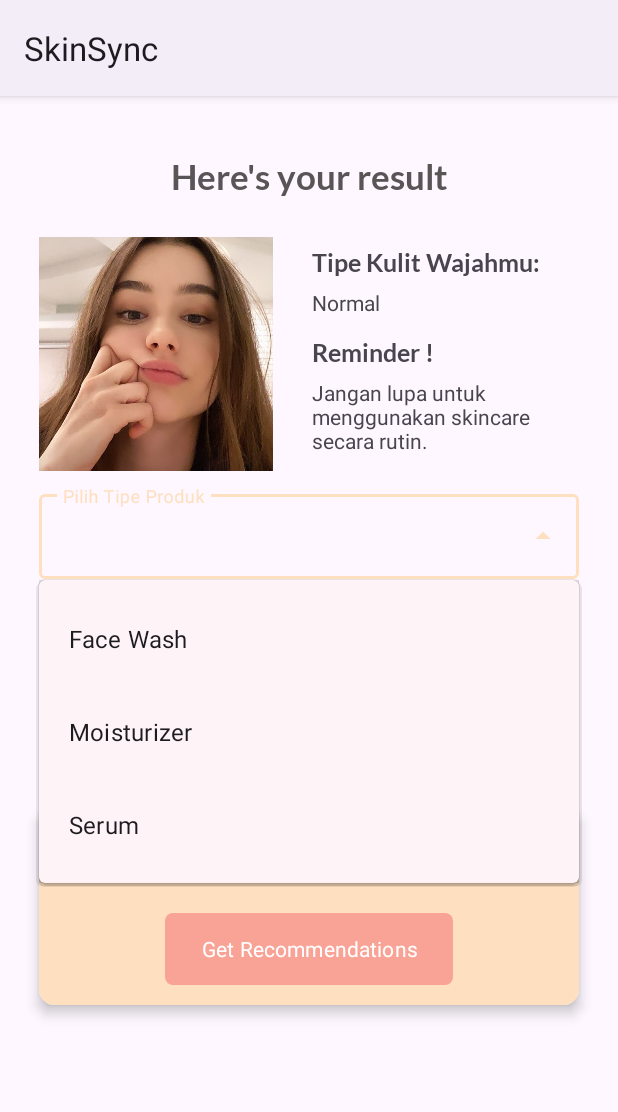
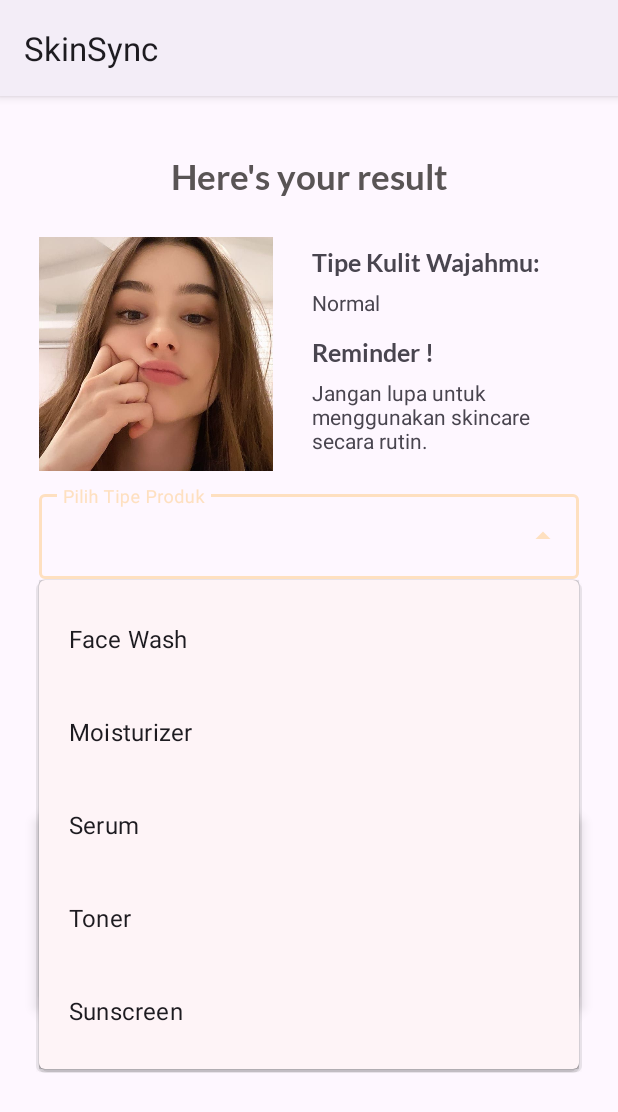
Before and after one commit to skinsync/SkinSync-Mobile-Development, an Android app: the ResultActivity screen opened directly, with no data from a screen before it, after a tap on an icon or button, on a phone screen of 412 x 824 dp. Shown: the top 1112 px of the screen. Run offline under Robolectric (Android 15) with nearby library versions, the phone set to English and light mode, and no system bars; our stand-ins replace sdp/ssp sizes; pictures from the network do not load; Roboto replaces fonts that are not available here; 1 statement that could not run was skipped; 1 other tap on this screen came first.

Commit message:
dropdown notable

```diff
--- a/app/src/main/java/com/example/skinsync/activity/users/scan/result/ResultActivity.kt
+++ b/app/src/main/java/com/example/skinsync/activity/users/scan/result/ResultActivity.kt
@@ -30,6 +30,7 @@ class ResultActivity : AppCompatActivity(), AdapterView.OnItemSelectedListener {
     private lateinit var binding: ActivityResultBinding
     private lateinit var imageClassifierHelper: ImageClassifierHelper
     private lateinit var adapter: MultiSelectAdapter
+    private lateinit var defaultCategory: String // Tambahkan variabel defaultCategory
 
 
     override fun onCreate(savedInstanceState: Bundle?) {
@@ -51,16 +52,34 @@ class ResultActivity : AppCompatActivity(), AdapterView.OnItemSelectedListener {
             startActivity(intent)
         }
 
-        val listTipeProduct = listOf("Face Wash", "Moisturizer", "Serum")
+        val listTipeProduct = listOf("Face Wash", "Moisturizer", "Serum", "Toner", "Sunscreen")
         val adapter1 = ArrayAdapter(this, R.layout.list_tipe_product, listTipeProduct)
         binding.actDropdownTipeProduk.setAdapter(adapter1)
 
-        val spinner: Spinner = findViewById(R.id.spinner)
-        val items = listOf("Item 1", "Item 2", "Item 3", "Item 4")
+        // Set defaultCategory dengan kategori pertama dari listTipeProduct
+        defaultCategory = listTipeProduct.first()
+
+        //val items = listOf("Item 1", "Item 2", "Item 3", "Item 4")
+        //val items = listOf<String>()
+        val items = when (defaultCategory) {
+            "Face Wash" -> listOf("acne-free", "pore-care", "brightening", "anti-aging", "soothing", "balancing", "moisturizing", "hydrating", "refreshing", "oil-control", "skin-barrier", "acne-spot", "uv-protection", "black-spot")
+            "Moisturizer" -> listOf("moisturizing", "brightening", "hydrating", "balancing", "anti-aging", "uv-protection", "acne-free", "oil-control", "black-spot", "pore-care", "soothing", "skin-barrier", "refreshing")
+            "Serum" -> listOf("moisturizing", "brightening", "anti-aging", "uv-protection", "acne-free", "pore-care", "soothing", "hydrating", "skin-barrier", "black-spot", "oil-control", "balancing")
+            "Toner" -> listOf("soothing", "balancing", "acne-free", "pore-care", "brightening", "anti-aging", "oil-control", "moisturizing", "refreshing", "hydrating", "black-spot", "skin-barrier", "uv-protection")
+            "Sunscreen" -> listOf("anti-aging", "uv-protection", "hydrating", "moisturizing", "soothing", "no-whitecast", "skin-barrier", "brightening", "acne-free", "oil-control", "pore-care", "black-spot")
+            else -> emptyList()
+        }
         adapter = MultiSelectAdapter(this, R.layout.item_multiselect, items)
 
+        val spinner: Spinner = findViewById(R.id.spinner)
         spinner.adapter = adapter
         spinner.onItemSelectedListener = this
+
+        // Manually call onItemSelected for initial selection
+        if (spinner.selectedItem != null) {
+            val position = spinner.selectedItemPosition
+            onItemSelected(spinner, spinner.selectedView, position, 0)
+        }
 
 //        val listTipeWajah = listOf("Kering", "Berminyak", "Campuran")
 //        val adapter2 = ArrayAdapter(this, R.layout.list_tipe_product, listTipeWajah)
@@ -164,10 +183,17 @@ class ResultActivity : AppCompatActivity(), AdapterView.OnItemSelectedListener {
     }
 
     override fun onItemSelected(parent: AdapterView<*>?, view: View?, position: Int, id: Long) {
-        val selectedItems = adapter.getSelectedItems()
-        // Do something with the selected items
-        // For example, you can display the selected items in a Toast
-        Toast.makeText(this, "Selected items: $selectedItems", Toast.LENGTH_SHORT).show()
+        val selectedType = parent?.getItemAtPosition(position) as String
+        val itemsForSelectedType = when (selectedType) {
+            "Face Wash" -> listOf("acne-free", "pore-care", "brightening", "anti-aging", "soothing", "balancing", "moisturizing", "hydrating", "refreshing", "oil-control", "skin-barrier", "acne-spot", "uv-protection", "black-spot")
+            "Moisturizer" -> listOf("moisturizing", "brightening", "hydrating", "balancing", "anti-aging", "uv-protection", "acne-free", "oil-control", "black-spot", "pore-care", "soothing", "skin-barrier", "refreshing")
+            "Serum" -> listOf("moisturizing", "brightening", "anti-aging", "uv-protection", "acne-free", "pore-care", "soothing", "hydrating", "skin-barrier", "black-spot", "oil-control", "balancing")
+            "Toner" -> listOf("soothing", "balancing", "acne-free", "pore-care", "brightening", "anti-aging", "oil-control", "moisturizing", "refreshing", "hydrating", "black-spot", "skin-barrier", "uv-protection")
+            "Sunscreen" -> listOf("anti-aging", "uv-protection", "hydrating", "moisturizing", "soothing", "no-whitecast", "skin-barrier", "brightening", "acne-free", "oil-control", "pore-care", "black-spot")
+            else -> emptyList()
+        }
+        Log.d("ResultActivity", "Items for selected type: $itemsForSelectedType")
+        adapter.updateItems(itemsForSelectedType) // Update the adapter with the new items
     }
 
     override fun onNothingSelected(parent: AdapterView<*>?) {
--- a/app/src/main/java/com/example/skinsync/helper/MultiSelectAdapter.kt
+++ b/app/src/main/java/com/example/skinsync/helper/MultiSelectAdapter.kt
@@ -1,6 +1,7 @@
 package com.example.skinsync.helper
 
 import android.content.Context
+import android.util.Log
 import android.view.LayoutInflater
 import android.view.View
 import android.view.ViewGroup
@@ -17,6 +18,12 @@ class MultiSelectAdapter(
 ) : ArrayAdapter<String>(context, resource, items) {
 
     private val selectedItems = mutableSetOf<String>()
+
+    fun updateItems(newItems: List<String>) {
+        selectedItems.clear()
+        selectedItems.addAll(newItems)
+        notifyDataSetChanged()
+    }
 
     override fun getView(position: Int, convertView: View?, parent: ViewGroup): View {
         return createViewFromResource(position, convertView, parent)
@@ -50,6 +57,10 @@ class MultiSelectAdapter(
             } else {
                 selectedItems.remove(items[position])
             }
+            notifyDataSetChanged()
+
+            // Log selected items from adapter
+            Log.d("MultiSelectAdapter", "Selected items: $selectedItems")
             Toast.makeText(context, "Selected items: $selectedItems", Toast.LENGTH_SHORT).show()
         }
 
```
Also changed, not shown: app/src/main/res/layout/activity_result.xml (+11 -0 lines), 51 other files.
